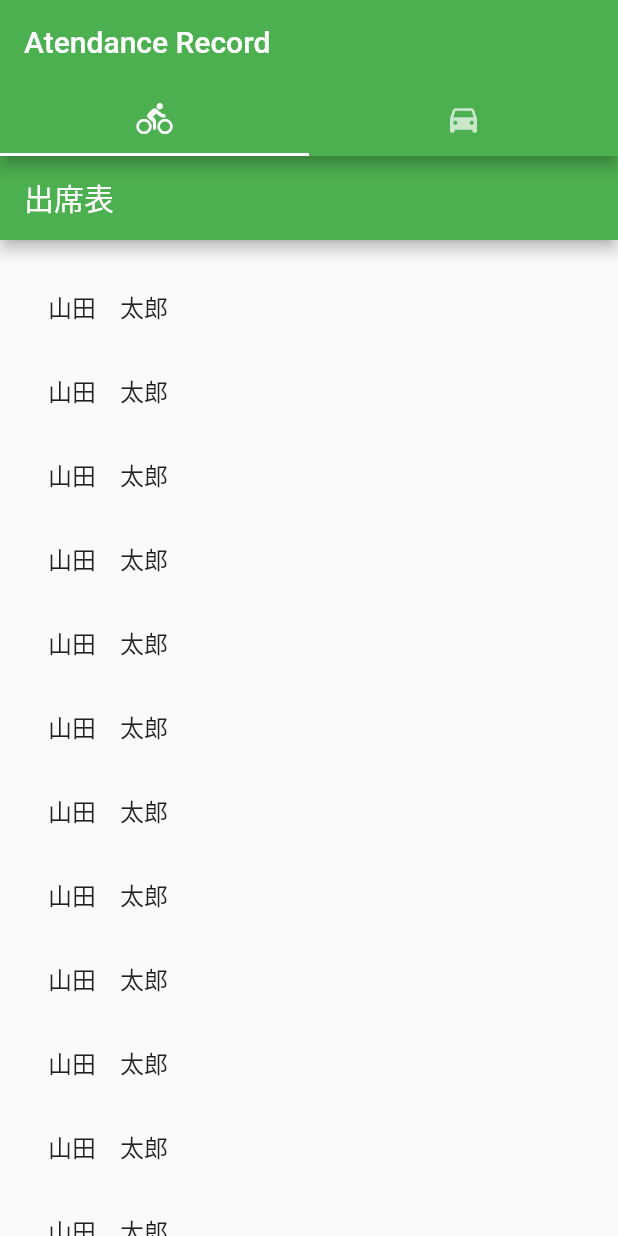
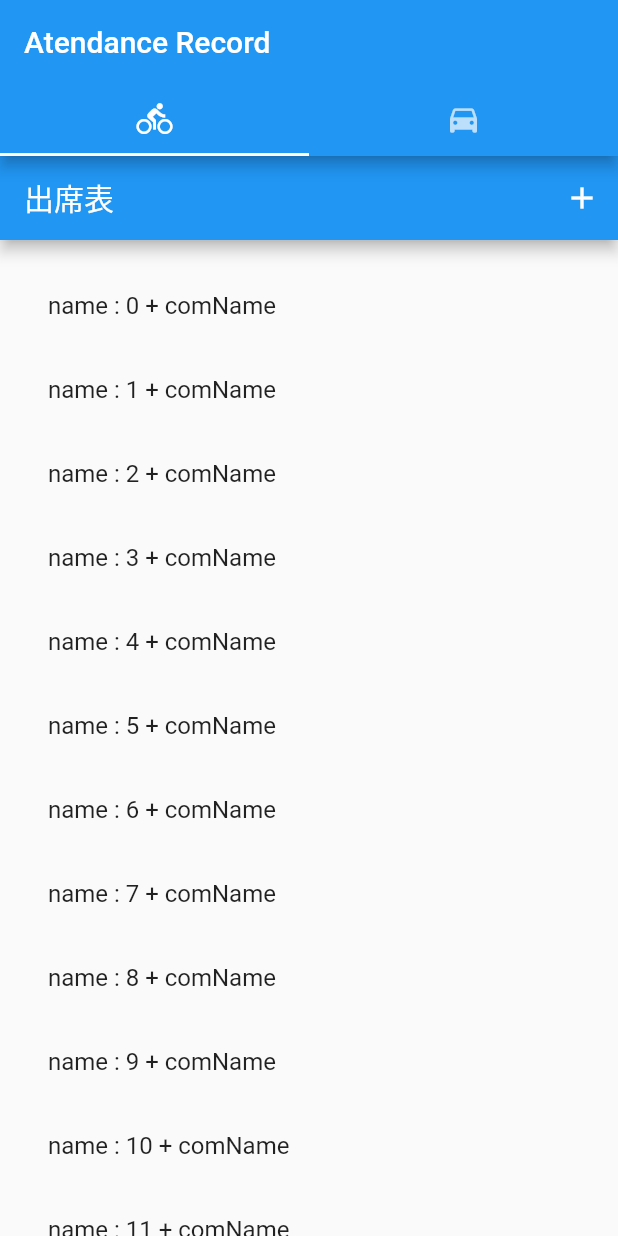
Before and after one commit to MasaruMiyamoto/atendance_record, a Flutter app: the screen it shows after launch, on a phone screen of 412 x 824 dp. Run offline on Flutter 3.47's test engine with Material 2 defaults, Android fonts, the phone set to English and light mode, and no system bars.

Commit message:
クラス設計、名称の見直し、

```diff
--- a/lib/atendance.dart
+++ /dev/null
@@ -1,39 +0,0 @@
-import 'package:flutter/material.dart';
-
-class AtendanceList extends StatefulWidget {
-  AtendanceList({Key key, this.title}) : super(key: key);
-
-  final String title;
-
-  @override
-  _AtendanceListState createState() => _AtendanceListState();
-}
-
-class _AtendanceListState extends State<AtendanceList> {
-  int _counter = 0;
-
-  void _incrementCounter() {
-    setState(() {
-      _counter++;
-    });
-  }
-
-  @override
-  Widget build(BuildContext context) {
-    return Scaffold(
-      appBar: AppBar(
-        title: Text(widget.title),
-      ),
-      body: ListView.builder(
-        padding:  const EdgeInsets.all(16.0),
-        itemBuilder: (context, i){
-          return ListTile(
-            title: Text(
-              "山田　太郎",
-            ),
-          );
-        },
-      ),
-    );
-  }
-}
--- /dev/null
+++ b/lib/atendanceView.dart
@@ -0,0 +1,57 @@
+import 'package:atendance_record/member.dart';
+import 'package:flutter/material.dart';
+
+//出席者リスト画面
+class AtendanceView extends StatefulWidget {
+  AtendanceView({Key key, this.title}) : super(key: key);
+
+  final String title;
+
+  //TODO 何をオーバーライトしてるの？
+  @override
+  _AtendanceViewState createState() => _AtendanceViewState();
+}
+
+class _AtendanceViewState extends State<AtendanceView> {
+  int _counter = 0;
+
+  //出席者をリストで持たせる
+  // _Atendance atendances[];
+
+  //出席者数のカウント
+  //TODO 出席情報クラスを作ってそっちで管理した方がよくない？？
+  void _incrementCounter() {
+    setState(() {
+      _counter++;
+    });
+  }
+
+  @override
+  Widget build(BuildContext context) {
+    return Scaffold(
+      appBar: AppBar(
+        title: Text(widget.title),
+        actions: <Widget>[
+          IconButton(
+            icon: const Icon(Icons.add),
+            tooltip: 'Show Snackbar',
+            onPressed: () {
+              print('button push');
+            },
+          ),
+      ],
+      ),
+      body: ListView.builder( //出席表を表示
+        padding:  const EdgeInsets.all(16.0),
+        itemBuilder: (context, cnt){
+          Member test = new Member("name : "+cnt.toString(),false, "comName");
+          return ListTile(
+            title: Text(
+              test.name + " + " + test.conpassName,
+            ),
+          );
+        },
+      ),
+    );
+  }
+}
--- a/lib/main.dart
+++ b/lib/main.dart
@@ -1,6 +1,6 @@
 import 'package:flutter/material.dart';
-import 'atendance.dart';
-import 'order.dart';
+import 'atendanceView.dart';
+import 'orderView.dart';
 
 void main() => runApp(MyApp());
 
@@ -9,7 +9,7 @@ class MyApp extends StatelessWidget {
   Widget build(BuildContext context) {
     return MaterialApp(
       theme: ThemeData(
-        primarySwatch: Colors.green,
+        primarySwatch: Colors.blue,
       ),
       home: DefaultTabController(
         length: 2,
@@ -25,8 +25,8 @@ class MyApp extends StatelessWidget {
           ),
           body: TabBarView(
             children: <Widget>[
-              AtendanceList(title: "出席表"),
-              OrderList(title: "LT順"),
+              AtendanceView(title: "出席表"),
+              OrderView(title: "LT順"),
             ],
           ),
         ),
--- /dev/null
+++ b/lib/member.dart
@@ -0,0 +1,18 @@
+//出席者クラス
+class Member {
+
+  //property
+  //氏名
+  String name;
+  //LTフラグ
+  bool ltFlg;
+  //コンパス名
+  String conpassName;
+
+  Member(String name, bool ltFlg, String compassName){
+    this.name = name;
+    this.ltFlg = ltFlg;
+    this.conpassName = compassName;
+  }
+
+}
```
Also changed, not shown: lib/order.dart (deleted, +0 -27 lines), lib/orderView.dart (added, +33 -0 lines).
